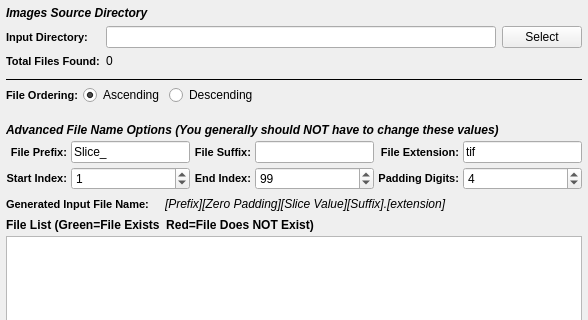
Old version of the form Source/DREAM3DWidgetsLib/FilterParameterWidgets/UI_Files/FileListInfoWidget.ui in the repository BlueQuartzSoftware/DREAM3D; both pictures show x 0 to 588 and y 0 to 320 of the 588 by 511 pixel window.
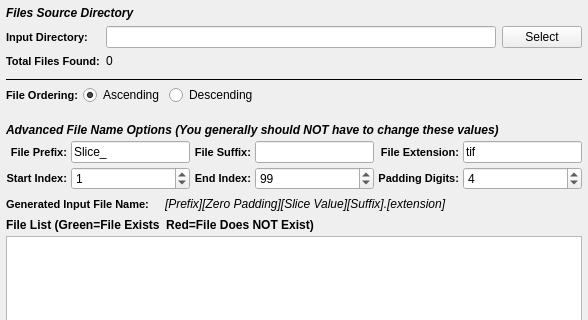
New version of the form. Custom widgets are drawn as their Qt base class.

```diff
--- a/Source/DREAM3DWidgetsLib/FilterParameterWidgets/UI_Files/FileListInfoWidget.ui
+++ b/Source/DREAM3DWidgetsLib/FilterParameterWidgets/UI_Files/FileListInfoWidget.ui
@@ -249,7 +249,7 @@
 }</string>
        </property>
        <property name="text">
-        <string>Images Source Directory</string>
+        <string>Files Source Directory</string>
        </property>
       </widget>
      </item>
```
